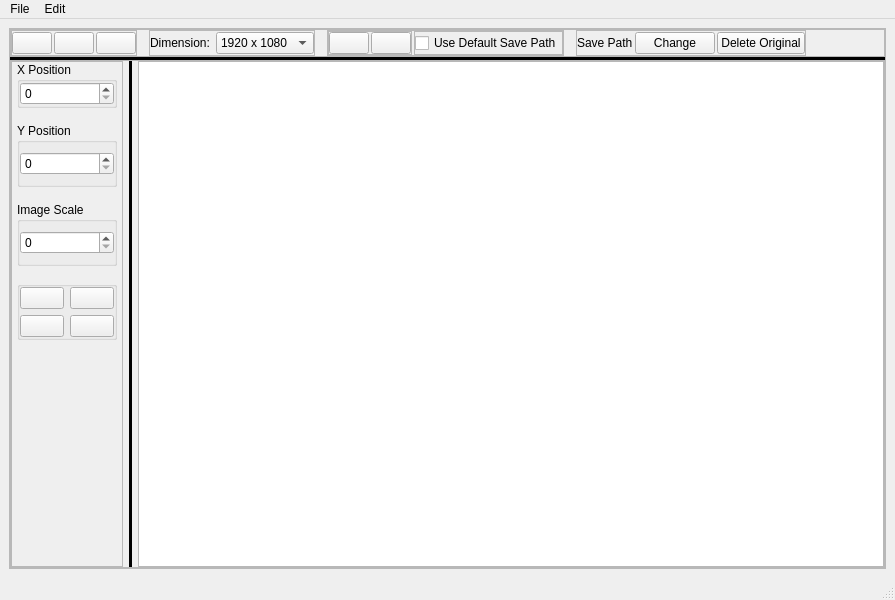
AlexYapp74024/Cropper-py, file Main/UI/Main.ui: the form before one commit.
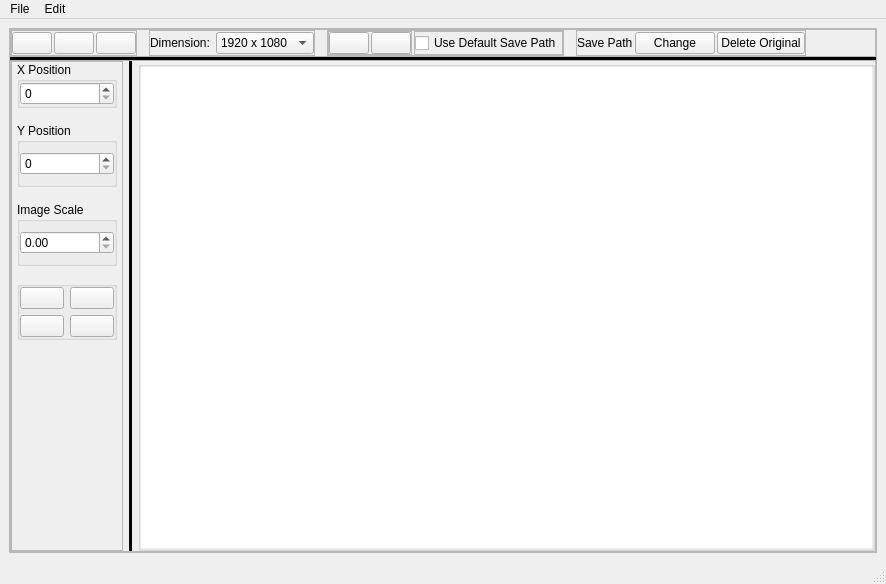
The form after the commit. Icons and pictures are not drawn.

The edit to the form file:
```diff
--- a/Main/UI/Main.ui
+++ b/Main/UI/Main.ui
@@ -6,8 +6,8 @@
    <rect>
     <x>0</x>
     <y>0</y>
-    <width>895</width>
-    <height>600</height>
+    <width>886</width>
+    <height>584</height>
    </rect>
   </property>
   <property name="windowTitle">
@@ -527,7 +527,7 @@
                  <number>0</number>
                 </property>
                 <item>
-                 <widget class="QSpinBox" name="spinBox_3">
+                 <widget class="QDoubleSpinBox" name="sb_s">
                   <property name="minimumSize">
                    <size>
                     <width>0</width>
@@ -658,7 +658,80 @@
            </widget>
           </item>
           <item>
-           <widget class="QGraphicsView" name="gv_image"/>
+           <widget class="QGroupBox" name="groupBox_gv">
+            <property name="sizePolicy">
+             <sizepolicy hsizetype="Preferred" vsizetype="Preferred">
+              <horstretch>1</horstretch>
+              <verstretch>0</verstretch>
+             </sizepolicy>
+            </property>
+            <property name="layoutDirection">
+             <enum>Qt::RightToLeft</enum>
+            </property>
+            <property name="alignment">
+             <set>Qt::AlignCenter</set>
+            </property>
+            <property name="flat">
+             <bool>true</bool>
+            </property>
+            <layout class="QGridLayout" name="gridLayout_3">
+             <property name="leftMargin">
+              <number>0</number>
+             </property>
+             <property name="topMargin">
+              <number>0</number>
+             </property>
+             <property name="rightMargin">
+              <number>0</number>
+             </property>
+             <property name="bottomMargin">
+              <number>0</number>
+             </property>
+             <property name="spacing">
+              <number>0</number>
+             </property>
+             <item row="0" column="0">
+              <widget class="QGraphicsView" name="gv_image">
+               <property name="sizePolicy">
+                <sizepolicy hsizetype="Expanding" vsizetype="Expanding">
+                 <horstretch>1</horstretch>
+                 <verstretch>0</verstretch>
+                </sizepolicy>
+               </property>
+               <property name="minimumSize">
+                <size>
+                 <width>0</width>
+                 <height>0</height>
+                </size>
+               </property>
+               <property name="mouseTracking">
+                <bool>true</bool>
+               </property>
+               <property name="frameShape">
+                <enum>QFrame::NoFrame</enum>
+               </property>
+               <property name="frameShadow">
+                <enum>QFrame::Plain</enum>
+               </property>
+               <property name="lineWidth">
+                <number>0</number>
+               </property>
+               <property name="verticalScrollBarPolicy">
+                <enum>Qt::ScrollBarAlwaysOff</enum>
+               </property>
+               <property name="horizontalScrollBarPolicy">
+                <enum>Qt::ScrollBarAlwaysOff</enum>
+               </property>
+               <property name="cacheMode">
+                <set>QGraphicsView::CacheBackground</set>
+               </property>
+               <property name="resizeAnchor">
+                <enum>QGraphicsView::AnchorViewCenter</enum>
+               </property>
+              </widget>
+             </item>
+            </layout>
+           </widget>
           </item>
          </layout>
         </widget>
@@ -673,7 +746,7 @@
     <rect>
      <x>0</x>
      <y>0</y>
-     <width>895</width>
+     <width>886</width>
      <height>22</height>
     </rect>
    </property>
```
Left out of the diff: 7 changed lines with no effect on the pictures.
